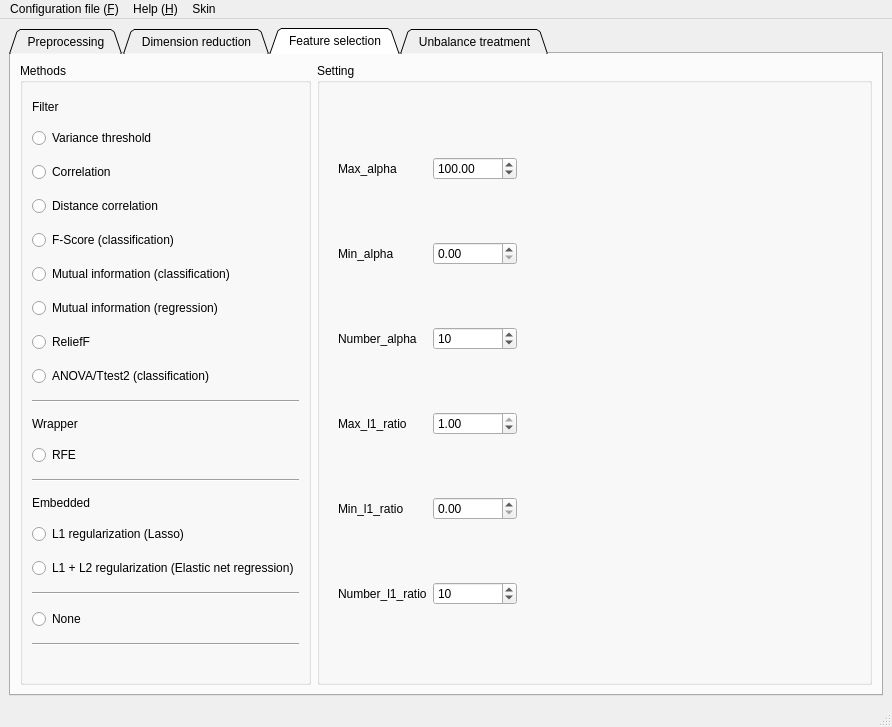
Old version of the form eslearn/GUI/easylearn_feature_engineering_gui.ui in the repository easylearn-fmri/easylearn_dev.
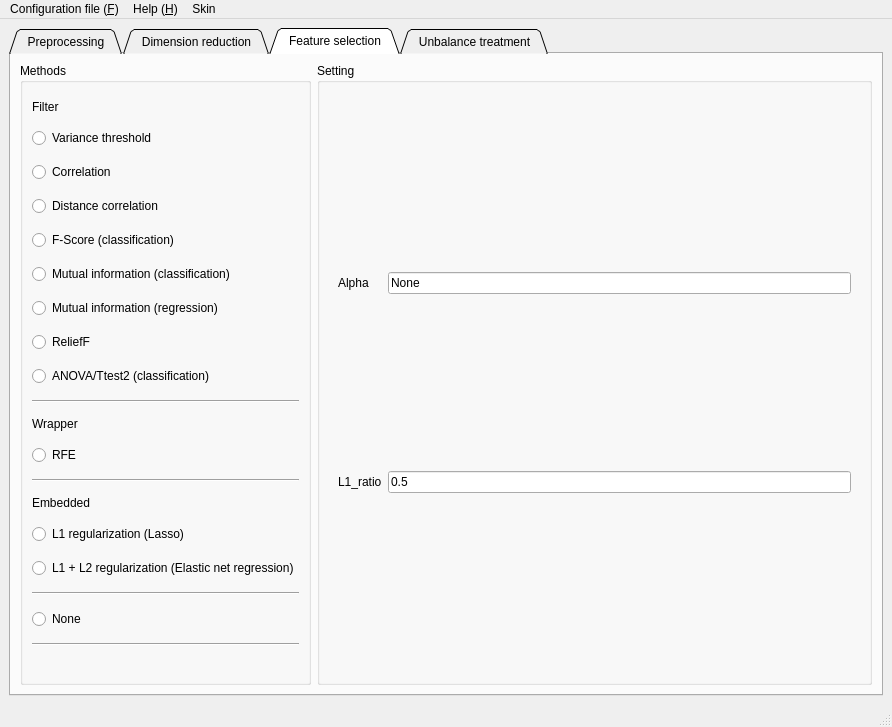
New version of the form. The open tabs and pages were chosen to show the change.

Patch:
```diff
--- a/eslearn/GUI/easylearn_feature_engineering_gui.ui
+++ b/eslearn/GUI/easylearn_feature_engineering_gui.ui
@@ -1618,136 +1618,31 @@
              </widget>
              <widget class="QWidget" name="to_elasticnet">
               <layout class="QGridLayout" name="gridLayout_25">
-               <item row="0" column="0">
-                <widget class="QLabel" name="label_43">
-                 <property name="text">
-                  <string>Max_alpha</string>
-                 </property>
-                </widget>
-               </item>
-               <item row="0" column="1">
-                <widget class="QDoubleSpinBox" name="doubleSpinBox_elasticnet_alpha_max">
-                 <property name="maximum">
-                  <double>100000.000000000000000</double>
-                 </property>
-                 <property name="singleStep">
-                  <double>100.000000000000000</double>
-                 </property>
-                 <property name="value">
-                  <double>100.000000000000000</double>
-                 </property>
-                </widget>
-               </item>
-               <item row="0" column="2">
-                <spacer name="horizontalSpacer_17">
-                 <property name="orientation">
-                  <enum>Qt::Horizontal</enum>
-                 </property>
-                 <property name="sizeHint" stdset="0">
-                  <size>
-                   <width>40</width>
-                   <height>20</height>
-                  </size>
-                 </property>
-                </spacer>
-               </item>
-               <item row="1" column="0">
-                <widget class="QLabel" name="label_44">
-                 <property name="text">
-                  <string>Min_alpha</string>
-                 </property>
-                </widget>
-               </item>
-               <item row="1" column="1">
-                <widget class="QDoubleSpinBox" name="doubleSpinBox_elasticnet_alpha_min">
-                 <property name="maximum">
-                  <double>100000.000000000000000</double>
-                 </property>
-                 <property name="singleStep">
-                  <double>100.000000000000000</double>
-                 </property>
-                 <property name="value">
-                  <double>0.000000000000000</double>
-                 </property>
-                </widget>
-               </item>
                <item row="2" column="0">
-                <widget class="QLabel" name="label_42">
-                 <property name="text">
-                  <string>Number_alpha</string>
-                 </property>
-                </widget>
-               </item>
-               <item row="2" column="1">
-                <widget class="QSpinBox" name="spinBox_elasticnet_num">
-                 <property name="maximum">
-                  <number>10000</number>
-                 </property>
-                 <property name="singleStep">
-                  <number>5</number>
-                 </property>
-                 <property name="value">
-                  <number>10</number>
-                 </property>
-                </widget>
-               </item>
-               <item row="3" column="0">
-                <widget class="QLabel" name="label_45">
-                 <property name="text">
-                  <string>Max_l1_ratio</string>
-                 </property>
-                </widget>
-               </item>
-               <item row="3" column="1">
-                <widget class="QDoubleSpinBox" name="doubleSpinBox_elasticnet_l1ratio_max">
-                 <property name="maximum">
-                  <double>1.000000000000000</double>
-                 </property>
-                 <property name="singleStep">
-                  <double>0.100000000000000</double>
-                 </property>
-                 <property name="value">
-                  <double>1.000000000000000</double>
-                 </property>
-                </widget>
-               </item>
-               <item row="4" column="0">
                 <widget class="QLabel" name="label_46">
                  <property name="text">
-                  <string>Min_l1_ratio</string>
+                  <string>L1_ratio</string>
                  </property>
                 </widget>
                </item>
-               <item row="4" column="1">
-                <widget class="QDoubleSpinBox" name="doubleSpinBox_elasticnet_l1ratio_min">
-                 <property name="maximum">
-                  <double>1.000000000000000</double>
+               <item row="2" column="1">
+                <widget class="QLineEdit" name="lineEdit_elasticnet_l1ratio">
+                 <property name="text">
+                  <string>0.5</string>
                  </property>
-                 <property name="singleStep">
-                  <double>0.100000000000000</double>
-                 </property>
-                 <property name="value">
-                  <double>0.000000000000000</double>
-                 </property>
                 </widget>
                </item>
-               <item row="5" column="0">
-                <widget class="QLabel" name="label_47">
+               <item row="0" column="0">
+                <widget class="QLabel" name="label_44">
                  <property name="text">
-                  <string>Number_l1_ratio</string>
+                  <string>Alpha</string>
                  </property>
                 </widget>
                </item>
-               <item row="5" column="1">
-                <widget class="QSpinBox" name="spinBox_l1ratio_num">
-                 <property name="maximum">
-                  <number>10000</number>
-                 </property>
-                 <property name="singleStep">
-                  <number>5</number>
-                 </property>
-                 <property name="value">
-                  <number>10</number>
+               <item row="0" column="1">
+                <widget class="QLineEdit" name="lineEdit_elasticnet_alpha">
+                 <property name="text">
+                  <string>None</string>
                  </property>
                 </widget>
                </item>
```
Left out of the diff: 1033 changed lines with no effect on the pictures.
